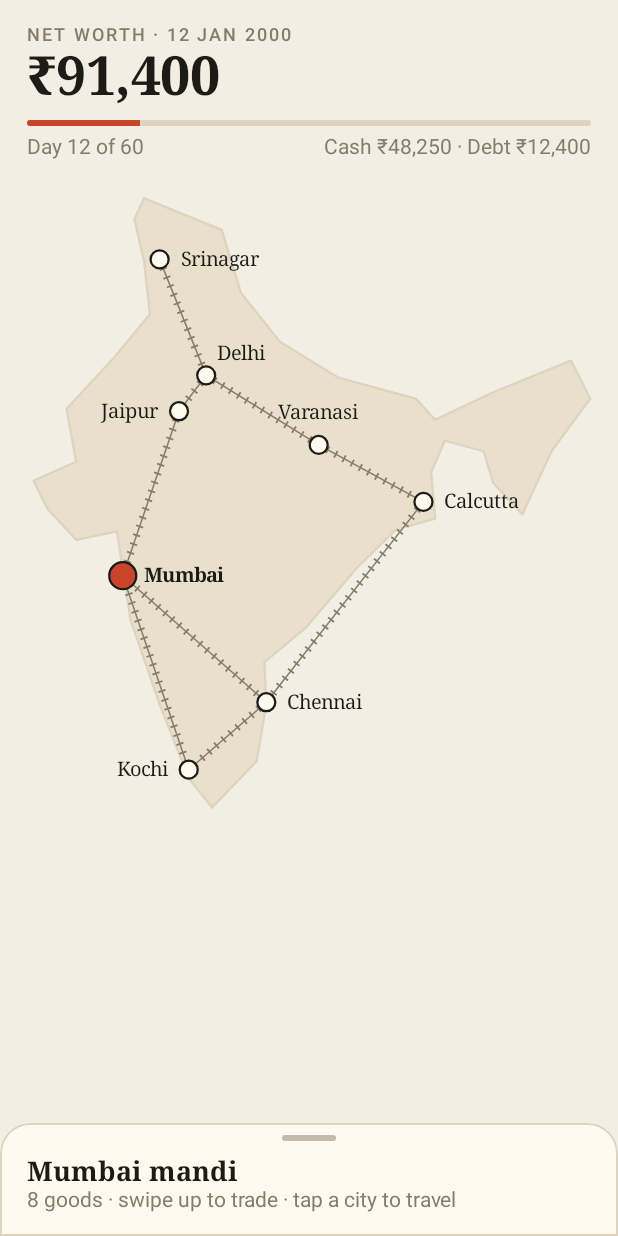
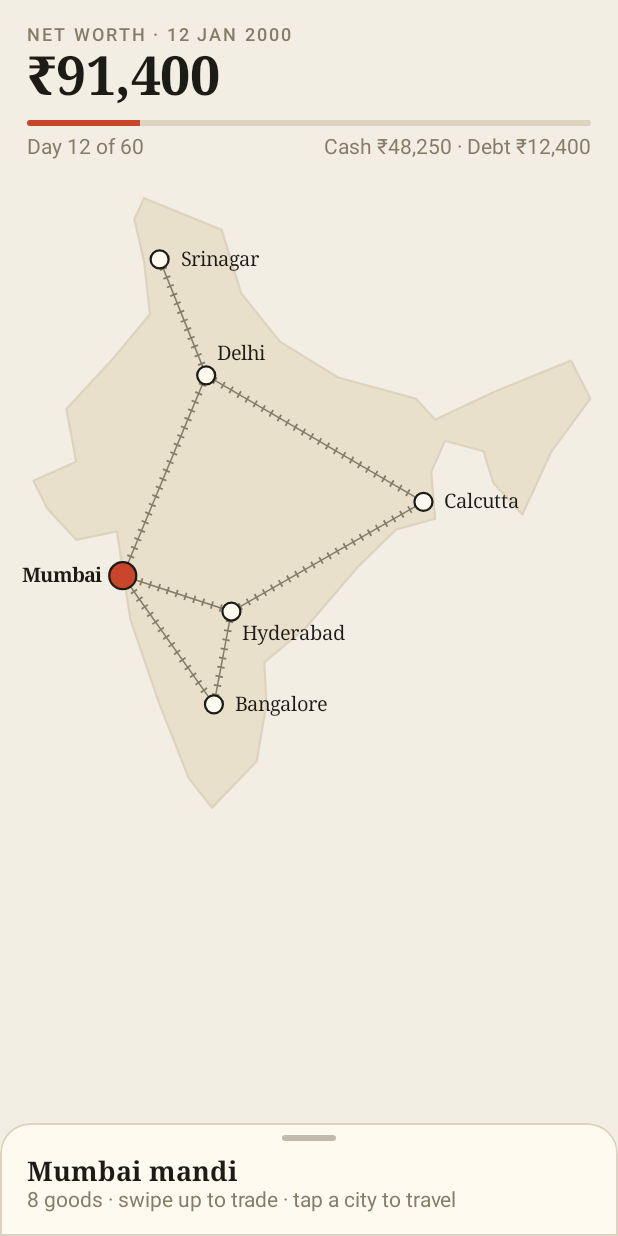
Before and after one commit to purplevarun/druglord_android, an Android app built with Jetpack Compose: the screen it shows after launch (MainActivity), on a phone screen of 412 x 824 dp. Run offline under Robolectric (Android 15) with nearby library versions, the phone set to English and light mode, and no system bars.

Commit message:
Change the map to six cities: drop Jaipur, Kochi, Chennai, Varanasi; add Bangalore, Hyderabad
Rail links are now Srinagar-Delhi, Delhi-Mumbai, Delhi-Calcutta,
Mumbai-Hyderabad, Mumbai-Bangalore, Hyderabad-Bangalore and
Hyderabad-Calcutta, so the far ends are three days apart. Route tests
were rewritten first and a test pins the agreed set of cities.

Co-Authored-By: Claude Fable 5.2 <noreply@anthropic.com>

```diff
--- a/app/src/main/kotlin/com/purplevarun/trader/ui/MapGeometry.kt
+++ b/app/src/main/kotlin/com/purplevarun/trader/ui/MapGeometry.kt
@@ -18,18 +18,16 @@ object MapGeometry {
     /** Width over height. A degree of longitude is shorter than a degree of latitude at these latitudes. */
     const val ASPECT_RATIO = 0.92f
 
-    enum class LabelSide { START, END, ABOVE, ABOVE_END }
+    enum class LabelSide { START, END, ABOVE_END, BELOW_END }
 
     /** Which side of its dot each city's name sits on, chosen so names stay clear of the rail lines. */
     val LABEL_SIDE: Map<CityId, LabelSide> = mapOf(
-        CityId.MUMBAI to LabelSide.END,
+        CityId.MUMBAI to LabelSide.START,
         CityId.DELHI to LabelSide.ABOVE_END,
         CityId.CALCUTTA to LabelSide.END,
-        CityId.CHENNAI to LabelSide.END,
-        CityId.JAIPUR to LabelSide.START,
-        CityId.KOCHI to LabelSide.START,
-        CityId.VARANASI to LabelSide.ABOVE,
         CityId.SRINAGAR to LabelSide.END,
+        CityId.BANGALORE to LabelSide.END,
+        CityId.HYDERABAD to LabelSide.BELOW_END,
     )
 
     /** A simplified outline of India as longitude to latitude, clockwise from the north. */
--- a/app/src/main/kotlin/com/purplevarun/trader/ui/Names.kt
+++ b/app/src/main/kotlin/com/purplevarun/trader/ui/Names.kt
@@ -9,9 +9,7 @@ fun cityNameRes(id: CityId): Int = when (id) {
     CityId.MUMBAI -> R.string.city_mumbai
     CityId.DELHI -> R.string.city_delhi
     CityId.CALCUTTA -> R.string.city_calcutta
-    CityId.CHENNAI -> R.string.city_chennai
-    CityId.JAIPUR -> R.string.city_jaipur
-    CityId.KOCHI -> R.string.city_kochi
-    CityId.VARANASI -> R.string.city_varanasi
     CityId.SRINAGAR -> R.string.city_srinagar
+    CityId.BANGALORE -> R.string.city_bangalore
+    CityId.HYDERABAD -> R.string.city_hyderabad
 }
--- a/app/src/main/kotlin/com/purplevarun/trader/ui/RailMap.kt
+++ b/app/src/main/kotlin/com/purplevarun/trader/ui/RailMap.kt
@@ -66,8 +66,8 @@ fun RailMap(currentCity: CityId, modifier: Modifier = Modifier) {
                 val (x, y) = when (MapGeometry.LABEL_SIDE.getValue(id)) {
                     MapGeometry.LabelSide.END -> dot.x + gap to dot.y - label.height / 2f
                     MapGeometry.LabelSide.START -> dot.x - gap - label.width to dot.y - label.height / 2f
-                    MapGeometry.LabelSide.ABOVE -> dot.x - label.width / 2f to dot.y - gap - label.height
                     MapGeometry.LabelSide.ABOVE_END -> dot.x + gap / 2 to dot.y - gap / 2 - label.height
+                    MapGeometry.LabelSide.BELOW_END -> dot.x + gap / 2 to dot.y + gap / 2
                 }
                 // A name never leaves the map, however narrow the screen or large the text.
                 label.place(
--- a/app/src/main/res/values/strings.xml
+++ b/app/src/main/res/values/strings.xml
@@ -15,11 +15,9 @@
     <string name="city_mumbai">Mumbai</string>
     <string name="city_delhi">Delhi</string>
     <string name="city_calcutta">Calcutta</string>
-    <string name="city_chennai">Chennai</string>
-    <string name="city_jaipur">Jaipur</string>
-    <string name="city_kochi">Kochi</string>
-    <string name="city_varanasi">Varanasi</string>
     <string name="city_srinagar">Srinagar</string>
+    <string name="city_bangalore">Bangalore</string>
+    <string name="city_hyderabad">Hyderabad</string>
 
     <string-array name="month_abbreviations">
         <item>Jan</item>
--- a/engine/src/main/kotlin/com/purplevarun/trader/engine/GameConstants.kt
+++ b/engine/src/main/kotlin/com/purplevarun/trader/engine/GameConstants.kt
@@ -40,22 +40,18 @@ object GameConstants {
         City(CityId.MUMBAI, latitude = 19.1, longitude = 72.9),
         City(CityId.DELHI, latitude = 28.6, longitude = 77.2),
         City(CityId.CALCUTTA, latitude = 22.6, longitude = 88.4),
-        City(CityId.CHENNAI, latitude = 13.1, longitude = 80.3),
-        City(CityId.JAIPUR, latitude = 26.9, longitude = 75.8),
-        City(CityId.KOCHI, latitude = 9.9, longitude = 76.3),
-        City(CityId.VARANASI, latitude = 25.3, longitude = 83.0),
         City(CityId.SRINAGAR, latitude = 34.1, longitude = 74.8),
+        City(CityId.BANGALORE, latitude = 13.0, longitude = 77.6),
+        City(CityId.HYDERABAD, latitude = 17.4, longitude = 78.5),
     )
 
     val RAIL_LINKS: List<RailLink> = listOf(
         RailLink(CityId.SRINAGAR, CityId.DELHI),
-        RailLink(CityId.DELHI, CityId.JAIPUR),
-        RailLink(CityId.JAIPUR, CityId.MUMBAI),
-        RailLink(CityId.DELHI, CityId.VARANASI),
-        RailLink(CityId.VARANASI, CityId.CALCUTTA),
-        RailLink(CityId.MUMBAI, CityId.CHENNAI),
-        RailLink(CityId.CHENNAI, CityId.KOCHI),
-        RailLink(CityId.CALCUTTA, CityId.CHENNAI),
-        RailLink(CityId.MUMBAI, CityId.KOCHI),
+        RailLink(CityId.DELHI, CityId.MUMBAI),
+        RailLink(CityId.DELHI, CityId.CALCUTTA),
+        RailLink(CityId.MUMBAI, CityId.HYDERABAD),
+        RailLink(CityId.MUMBAI, CityId.BANGALORE),
+        RailLink(CityId.HYDERABAD, CityId.BANGALORE),
+        RailLink(CityId.HYDERABAD, CityId.CALCUTTA),
     )
 }
--- a/engine/src/main/kotlin/com/purplevarun/trader/engine/Model.kt
+++ b/engine/src/main/kotlin/com/purplevarun/trader/engine/Model.kt
@@ -2,7 +2,7 @@ package com.purplevarun.trader.engine
 
 enum class GoodId { ONIONS, COTTON, BASMATI, CHAI, MASALA, SILK_SAREES, KESAR, GOLD }
 
-enum class CityId { MUMBAI, DELHI, CALCUTTA, CHENNAI, JAIPUR, KOCHI, VARANASI, SRINAGAR }
+enum class CityId { MUMBAI, DELHI, CALCUTTA, SRINAGAR, BANGALORE, HYDERABAD }
 
 enum class TradeUnit { QUINTAL, BUNDLE_OF_TEN, KILOGRAM, HUNDRED_GRAMS }
 
```
Also changed, not shown: 1 other file.
